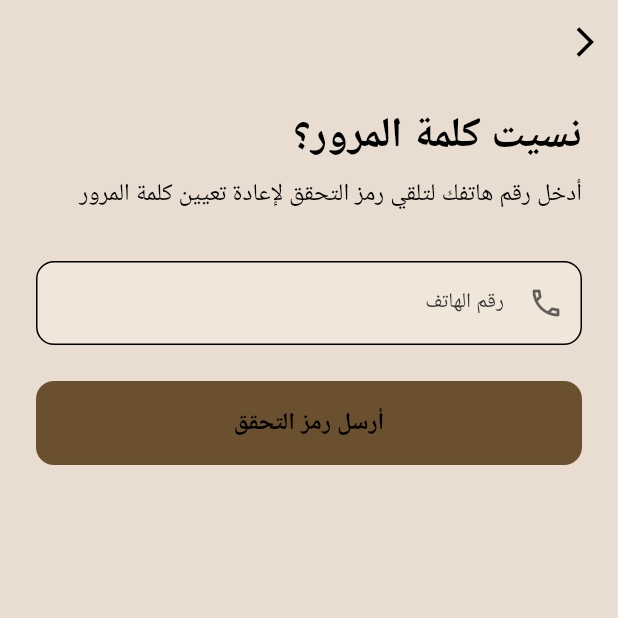
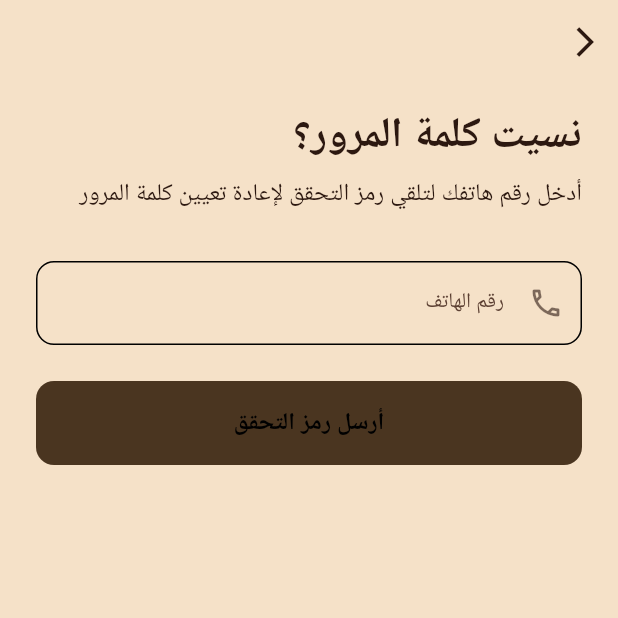
Before and after one commit to mohammed77783/achaytablereservation, a Flutter app: the screen it shows after launch, after a tap on "تسجيل الدخول", after a tap on "نسيت كلمة المرور؟", on a phone screen of 412 x 824 dp, the top half of it. Run offline on Flutter 3.47's test engine with Material 3 defaults, Android fonts, the light colour scheme and no system bars; drawn by our look-alikes of sentry_flutter; our stand-ins replace cached_network_image, connectivity_plus, dartz, flutter_animate, flutter_secure_storage, geolocator and 7 more; missing offline and left inert: moyasar; accounts and stored records are empty; Roboto replaces fonts that are missing (Cairo).

```diff
--- a/lib/app/themes/dark_theme.dart
+++ b/lib/app/themes/dark_theme.dart
@@ -67,7 +67,6 @@ class DarkTheme {
     return ThemeData(
       useMaterial3: true,
       brightness: Brightness.dark,
-
       // Color Scheme
       colorScheme: const ColorScheme.dark(
         primary: primaryColor,
--- a/lib/app/themes/light_theme.dart
+++ b/lib/app/themes/light_theme.dart
@@ -5,47 +5,47 @@ import 'package:google_fonts/google_fonts.dart';
 /// Warm beige tones with black text for elegant contrast
 class LightTheme {
   // Primary Warm Beige (darker) - for buttons, headers, key interactive elements
-  static const Color primaryColor = Color(0xFF6B5030);
-  static const Color primaryLight = Color(0xFF8B6B3E);
-  static const Color primaryDark = Color(0xFF4A3520);
+  static const Color primaryColor = Color(0xFF4A3520);
+  static const Color primaryLight = Color(0xFF6B5030);
+  static const Color primaryDark = Color(0xFF332414);
 
   // Secondary - darker derivatives for selected states and highlights
-  static const Color secondaryColor = Color(0xFF6B5030);
-  static const Color secondaryLight = Color(0xFF8B6B3E);
-  static const Color secondaryDark = Color(0xFF4A3520);
+  static const Color secondaryColor = Color(0xFF4A3520);
+  static const Color secondaryLight = Color(0xFF6B5030);
+  static const Color secondaryDark = Color(0xFF332414);
 
   // Accent Color (warm beige derivative)
-  static const Color accentColor = Color(0xFF6B5030);
-  static const Color accentLight = Color(0xFF8B6B3E);
+  static const Color accentColor = Color(0xFF4A3520);
+  static const Color accentLight = Color(0xFF6B5030);
 
-  // Background Colors - warm cream/beige
-  static const Color backgroundColor = Color(0xFFE8DDD0);
-  static const Color surfaceColor = Color(0xFFF0E6DA);
-  static const Color cardBackground = Color(0xFFF5EDE3);
-  static const Color surfaceGray = Color(0xFFE0D4C6);
+  // Background Colors - light warm sandy beige
+  static const Color backgroundColor = Color(0xFFF5E1C8);
+  static const Color surfaceColor = Color(0xFFF5E1C8);
+  static const Color cardBackground = Color(0xFFFFF8EF);
+  static const Color surfaceGray = Color(0xFFEDD4B8);
 
-  // Text Colors - black for readability
-  static const Color textPrimary = Color(0xFF000000);
-  static const Color textSecondary = Color(0xFF333333);
-  static const Color textHint = Color(0xFF999999);
-  static const Color textOnPrimary = Color(0xFF000000);
-  static const Color textOnSecondary = Color(0xFF000000);
+  // Text Colors - dark brown/black for readability
+  static const Color textPrimary = Color(0xFF2C1810);
+  static const Color textSecondary = Color(0xFF5C4033);
+  static const Color textHint = Color(0xFF8B7355);
+  static const Color textOnPrimary = Color(0xFFFFF8EF);
+  static const Color textOnSecondary = Color(0xFFFFF8EF);
 
   // Status Colors
-  static const Color successColor = Color(0xFF137333);
-  static const Color errorColor = Color(0xFFD93025);
-  static const Color warningColor = Color(0xFFEA8600);
-  static const Color infoColor = Color(0xFF1A73E8);
+  static const Color successColor = Color(0xFF0E5C28);
+  static const Color errorColor = Color(0xFFB8271E);
+  static const Color warningColor = Color(0xFFC47200);
+  static const Color infoColor = Color(0xFF155CBB);
 
   // Border & Divider
-  static const Color borderColor = Color(0xFFE8DCCF);
-  static const Color dividerColor = Color(0xFFE8DCCF);
-  static const Color inputBorder = Color(0xFFE8DCCF);
-  static const Color inputFocusBorder = Color(0xFFC9A070);
+  static const Color borderColor = Color(0xFFE0C9A8);
+  static const Color dividerColor = Color(0xFFE0C9A8);
+  static const Color inputBorder = Color(0xFFE0C9A8);
+  static const Color inputFocusBorder = Color(0xFF8B6B3E);
 
   // Shadow
-  static const Color shadowColor = Color(0x1A000000);
-  static const Color shadowLight = Color(0x0D000000);
+  static const Color shadowColor = Color(0x33000000);
+  static const Color shadowLight = Color(0x1A000000);
 
   // Spacing Constants
   static const double spacingXSmall = 4.0;
@@ -89,7 +89,7 @@ class LightTheme {
 
       // App Bar
       appBarTheme: const AppBarTheme(
-        backgroundColor: surfaceColor,
+        backgroundColor: backgroundColor,
         foregroundColor: textPrimary,
         elevation: 0,
         scrolledUnderElevation: 0,
@@ -105,7 +105,7 @@ class LightTheme {
       // Card
       cardTheme: CardThemeData(
         color: cardBackground,
-        elevation: 2,
+        elevation: 0,
         shadowColor: shadowColor,
         shape: RoundedRectangleBorder(
           borderRadius: BorderRadius.circular(borderRadiusLarge),
@@ -325,9 +325,9 @@ class LightTheme {
         side: const BorderSide(color: borderColor, width: 1.5),
       ),
 
-      // Progress Indicator Theme - black loading
+      // Progress Indicator Theme
       progressIndicatorTheme: const ProgressIndicatorThemeData(
-        color: Color(0xFF000000),
+        color: primaryColor,
         linearTrackColor: dividerColor,
       ),
 
@@ -341,13 +341,13 @@ class LightTheme {
       // Icon Theme
       iconTheme: const IconThemeData(color: textPrimary, size: iconSizeMedium),
 
-      // Bottom Navigation Bar - black background with white icons
-      bottomNavigationBarTheme:  BottomNavigationBarThemeData(
-        backgroundColor: surfaceColor,
-        selectedItemColor: Color(0xFF000000),
-        unselectedItemColor: Color(0xFF666666),
+      // Bottom Navigation Bar
+      bottomNavigationBarTheme: const BottomNavigationBarThemeData(
+        backgroundColor: backgroundColor,
+        selectedItemColor: Color(0xFF2C1810),
+        unselectedItemColor: Color(0xFF8B7355),
         type: BottomNavigationBarType.fixed,
-        elevation: 8,
+        elevation: 0,
       ),
     );
   }
--- a/lib/core/constants/app_constants.dart
+++ b/lib/core/constants/app_constants.dart
@@ -25,7 +25,7 @@ class AppConstants {
   static const String termsUrlEn =
       'https://achay.com.sa/term&condition-ar.html';
   static const String termsUrlAr =
-      'https://mohammed77783.github.io/achaytermandcondition/index-ar';
+      'https://achay.com.sa/term&condition.html';
 
 
   static const String privacyUrlEn ='https://achay.com.sa/privacy';
--- a/pubspec.yaml
+++ b/pubspec.yaml
@@ -16,7 +16,7 @@ publish_to: "none" # Remove this line if you wish to publish to pub.dev
 # https://developer.apple.com/library/archive/documentation/General/Reference/InfoPlistKeyReference/Articles/CoreFoundationKeys.html
 # In Windows, build-name is used as the major, minor, and patch parts
 # of the product and file versions while build-number is used as the build suffix.
-version: 1.0.3+6
+version: 1.0.4+7
 
 environment:
   sdk: ^3.10.3
```
Also changed, not shown: WhatsApp Image 2026-02-09 at 2.40.10 PM.jpeg (added).
